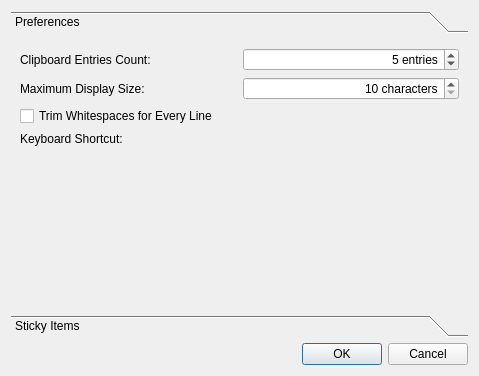
The window that qlipperpreferencesdialog.ui (pvanek/qlipper) describes before a commit, drawn with Qt 5.
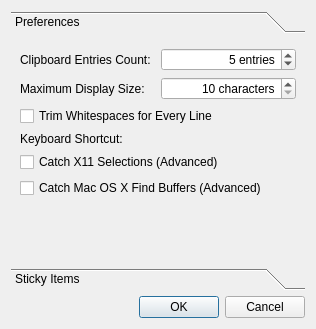
The same window after the commit. Custom widgets are drawn as their Qt base class.

Patch:
```diff
--- a/qlipperpreferencesdialog.ui
+++ b/qlipperpreferencesdialog.ui
@@ -6,8 +6,8 @@
    <rect>
     <x>0</x>
     <y>0</y>
-    <width>479</width>
-    <height>376</height>
+    <width>316</width>
+    <height>329</height>
    </rect>
   </property>
   <property name="windowTitle">
@@ -24,8 +24,8 @@
        <rect>
         <x>0</x>
         <y>0</y>
-        <width>455</width>
-        <height>244</height>
+        <width>298</width>
+        <height>218</height>
        </rect>
       </property>
       <attribute name="label">
@@ -105,7 +105,21 @@
          </item>
         </layout>
        </item>
-       <item row="4" column="0">
+       <item row="4" column="0" colspan="2">
+        <widget class="QCheckBox" name="x11SelectionCheckBox">
+         <property name="text">
+          <string>Catch X11 Selections (Advanced)</string>
+         </property>
+        </widget>
+       </item>
+       <item row="5" column="0" colspan="2">
+        <widget class="QCheckBox" name="macFindBufferCheckBox">
+         <property name="text">
+          <string>Catch Mac OS X Find Buffers (Advanced)</string>
+         </property>
+        </widget>
+       </item>
+       <item row="6" column="1">
         <spacer name="verticalSpacer">
          <property name="orientation">
           <enum>Qt::Vertical</enum>
```
Left out of the diff: 32 changed lines with no effect on the pictures.
